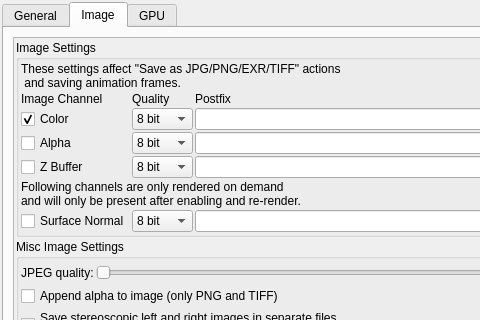
Qt form mandelbulber2/qt/preferences_dialog.ui (buddhi1980/mandelbulber2) before a commit; both pictures show x 0 to 480 and y 0 to 320 of the 570 by 704 pixel window.
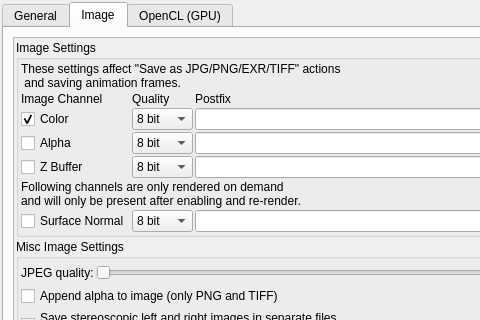
The same form after that commit. The open tabs and pages were chosen to show the change. Icons and pictures are not drawn. Custom widgets are drawn as their Qt base class.

Commit message: Changed name of GPU tab to "OpenCL (GPU)"

What changed in the file:
```diff
--- a/mandelbulber2/qt/preferences_dialog.ui
+++ b/mandelbulber2/qt/preferences_dialog.ui
@@ -883,7 +883,7 @@
         <normaloff>:/system/icons/gpu.png</normaloff>:/system/icons/gpu.png</iconset>
       </attribute>
       <attribute name="title">
-       <string>GPU</string>
+       <string>OpenCL (GPU)</string>
       </attribute>
       <layout class="QVBoxLayout" name="verticalLayout_outer_GPU">
        <item>
```
Left out of the diff: 8 changed lines with no effect on the pictures.
